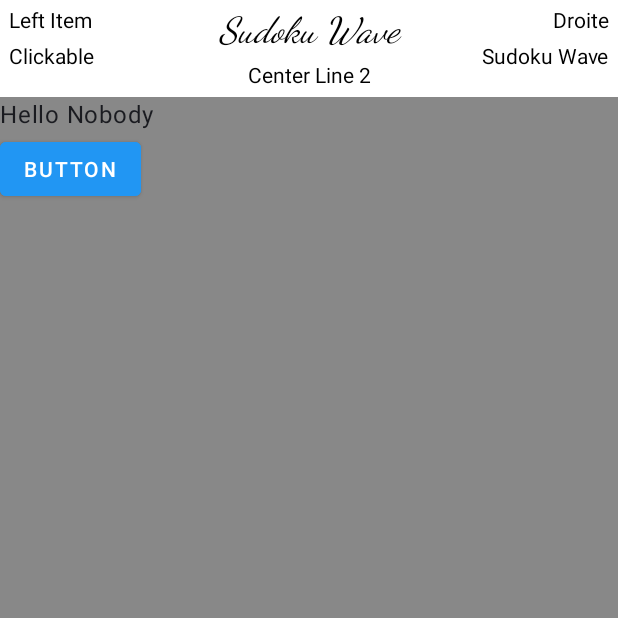
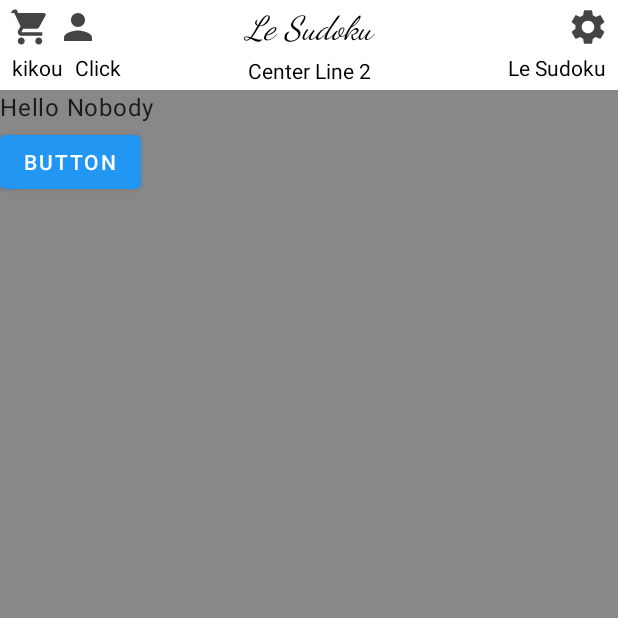
Before and after one commit to TurnEveryStone/SudokuWave, an Android app built with Jetpack Compose: the screen it shows after launch (MainActivity), on a phone screen of 412 x 824 dp, the top half of it. Run offline under Robolectric (Android 15) with nearby library versions, the phone set to English and light mode, and no system bars; 1 statement that could not run was skipped.

Commit message:
Le menu paramétrable pour les fragments commence à prendre forme couci couça !

```diff
--- a/app/src/main/java/com/example/sudokuwave/MainActivity.kt
+++ b/app/src/main/java/com/example/sudokuwave/MainActivity.kt
@@ -15,6 +15,8 @@ import androidx.compose.foundation.layout.Column
 import androidx.compose.foundation.layout.PaddingValues
 import androidx.compose.foundation.layout.fillMaxSize
 import androidx.compose.foundation.layout.padding
+import androidx.compose.material.icons.Icons
+import androidx.compose.material.icons.filled.Contacts
 import androidx.compose.material3.Scaffold
 import androidx.compose.material3.Text
 import androidx.compose.runtime.Composable
@@ -32,17 +34,23 @@ import androidx.compose.ui.viewinterop.AndroidView
 import com.example.sudokuwave.ui.CustomMenu
 import com.example.sudokuwave.ui.MenuContainer
 import com.example.sudokuwave.ui.MenuElement
+import androidx.compose.material.icons.filled.Contacts
+import androidx.compose.material.icons.filled.Home
+import androidx.compose.material.icons.filled.Person
+import androidx.compose.material.icons.filled.Settings
+import androidx.compose.material.icons.filled.ShoppingCart
+
 import com.example.sudokuwave.ui.theme.SudokuWaveTheme
 import viewmodel.SharedViewModel
-
 /***************************************************/
 class MainActivity : AppCompatActivity() {
     data class MenuStyle(
         val backgroundColor: Color = Color.White,
         val textColor: Color = Color.Black,
-        val padding: PaddingValues = PaddingValues(4.dp)
+        val padding: PaddingValues = PaddingValues(2.dp)
         //,  val fontFamily: FontFamily
     )
+
     /***/
 
     data class MenuConfig(
@@ -52,8 +60,9 @@ class MainActivity : AppCompatActivity() {
         val rightContent: MenuContainer = MenuContainer.RowContainer(emptyList())
     )
 
-    var nomApp : String = "Sudoku Wave"
+    var nomApp: String = "Le Sudoku"
     var userNumber: String = "Nobody"
+
     /***/
     /*
    val context = LocalContext.current
@@ -67,17 +76,48 @@ class MainActivity : AppCompatActivity() {
         ),
         leftContent = MenuContainer.ColumnContainer(
             listOf(
-                MenuContainer.SingleItem(MenuElement.TextItem("Left Item", isClickable = true)),
-                MenuContainer.SingleItem(MenuElement.TextItem("Clickable", isClickable = true))
+                MenuContainer.RowContainer(
+                    listOf(
+                       // MenuContainer.SingleItem(MenuElement.TextItem(nomApp)),
+                       // MenuContainer.SingleItem(MenuElement.IconItem(Icons.Default.Contacts, "Home", isClickable = true)),
+                        MenuContainer.SingleItem(MenuElement.IconItem(Icons.Default.ShoppingCart, color = Color.DarkGray ,"Home", isClickable = true)),
+                        MenuContainer.SingleItem(MenuElement.IconItem(Icons.Default.Person, color = Color.DarkGray ,"Person", isClickable = true)),
+                  //      MenuContainer.SingleItem(MenuElement.ImageItem(R.drawable.ic_flag_ar, "Custom SVG"))
+
+                        )
+
+                ),
+                MenuContainer.RowContainer(
+                    listOf(
+                        MenuContainer.SingleItem(
+                            MenuElement.TextItem(
+                                "kikou",
+                                isClickable = true
+                            )
+                        ),
+                        MenuContainer.SingleItem(
+                            MenuElement.TextItem(
+                                "Click",
+                                isClickable = true
+                            )
+                        )
+                    )
+
+                )
             )
         ),
         centerContent = MenuContainer.ColumnContainer(
             listOf(
-                MenuContainer.SingleItem(MenuElement.TextItem(nomApp,
+                MenuContainer.SingleItem(
+                    MenuElement.TextItem(
+                        nomApp,
                         style = TextStyle(
                             fontFamily = FontFamily.Cursive,
                             fontStyle = FontStyle.Italic,
-                        fontSize = 24.sp))),
+                            fontSize = 22.sp
+                        )
+                    )
+                ),
                 MenuContainer.SingleItem(MenuElement.TextItem("Center Line 2"))
             )
         ),
@@ -85,7 +125,7 @@ class MainActivity : AppCompatActivity() {
             listOf(
                 // MenuContainer.SingleItem(MenuElement.IconItem(Icons.Default.Home, "Home")),
                 //MenuContainer.SingleItem(MenuElement.ButtonItem("Click Me") { println("Button clicked!") }),
-                MenuContainer.SingleItem(MenuElement.TextItem("Droite", isClickable = true)),
+                MenuContainer.SingleItem(MenuElement.IconItem(Icons.Default.Settings, color = Color.DarkGray ,"Home", isClickable = true)),
                 MenuContainer.SingleItem(MenuElement.TextItem(nomApp))
             )
         )
@@ -99,13 +139,16 @@ class MainActivity : AppCompatActivity() {
         enableEdgeToEdge()
         setContent {
             SudokuWaveTheme {
-                Scaffold(modifier = Modifier.fillMaxSize()
+                Scaffold(
+                    modifier = Modifier.fillMaxSize()
                 ) { innerPadding ->
 
-                    Column(modifier = Modifier
+                    Column(
+                        modifier = Modifier
                             .fillMaxSize()
                             .background(color = Color.Gray)
-                        .padding(innerPadding))
+                            .padding(innerPadding)
+                    )
                     {
                         // Afficher le menu en haut du contenu
                         val context = LocalContext.current
@@ -124,6 +167,7 @@ class MainActivity : AppCompatActivity() {
             }
         }
     }
+
     /***************************************************/
     @Composable
     fun FragmentContainerComposable() {
@@ -143,20 +187,27 @@ class MainActivity : AppCompatActivity() {
             }
         )
     }
+
     /***************************************************/
     @Composable
     fun ObserveViewModel(sharedViewModel: SharedViewModel) {
         val value = sharedViewModel.stateFlowVariable.collectAsState().value
         Text(text = "La variable StateFlow a changé : $value")
     }
+
     /***************************************************/
-    private fun handleMenuClick(element: MenuElement, context:Context) {
+    private fun handleMenuClick(element: MenuElement, context: Context) {
         when (element) {
             is MenuElement.TextItem -> {
                 Log.d("Menu Click", "Text clicked: ${element.text}")
-                Toast.makeText(context, "Clicked on: $element", Toast.LENGTH_LONG).show()
+                Toast.makeText(context, ">: $element", Toast.LENGTH_LONG).show()
             }
-            is MenuElement.IconItem -> Log.d("Menu Click", "Icon clicked: ${element.contentDescription}")
+
+            is MenuElement.IconItem -> Log.d(
+                "Menu Click",
+                "Icon clicked: ${element.contentDescription}"
+            )
+
             is MenuElement.ButtonItem -> element.onClick.invoke()
             else -> Log.d("Menu Click", "Unknown element clicked")
         }
--- a/app/src/main/java/com/example/sudokuwave/ui/CustomMenu.kt
+++ b/app/src/main/java/com/example/sudokuwave/ui/CustomMenu.kt
@@ -5,11 +5,13 @@ import androidx.compose.foundation.background
 import androidx.compose.foundation.clickable
 import androidx.compose.foundation.layout.*
 import androidx.compose.foundation.layout.Arrangement
+import androidx.compose.foundation.shape.CircleShape
 import androidx.compose.material3.*
 import androidx.compose.runtime.Composable
 import androidx.compose.ui.Alignment
 import androidx.compose.ui.Modifier
 import androidx.compose.ui.graphics.Color
+import androidx.compose.ui.graphics.RectangleShape
 import androidx.compose.ui.res.painterResource
 import androidx.compose.ui.unit.dp
 import com.example.sudokuwave.MainActivity.MenuConfig
@@ -24,7 +26,8 @@ fun CustomMenu(
         modifier = Modifier
             .fillMaxWidth()
             .background(config.style.backgroundColor)
-            .padding(config.style.padding)
+            .padding(4.dp,2.dp,4.dp,0.dp)
+        //    .padding(config.style.padding)
     ) {
         // Section Gauche
         Row(
@@ -76,7 +79,6 @@ fun CustomMenu(
 }
 
 
-
 @Composable
 fun MenuElementComposable(element: MenuElement, onClick: (MenuElement) -> Unit, textColor: Color) {
     when (element) {
@@ -92,12 +94,24 @@ fun MenuElementComposable(element: MenuElement, onClick: (MenuElement) -> Unit,
         }
 
         is MenuElement.IconItem -> {
-            IconButton(onClick = { if (element.isClickable) onClick(element) }) {
+            Box(
+                modifier = Modifier
+                    .size(32.dp) // Taille du conteneur alignée aux autres éléments
+                    .background(Color.Transparent,
+                        shape = CircleShape) // Permet de visualiser l'espace utilisé
+                    ,
+                contentAlignment = Alignment.Center // Centre l'icône dans la Box
+            ) {
+                IconButton(
+                   // modifier = Modifier.padding(0.dp),
+                    onClick = { if (element.isClickable) onClick(element) }) {
                     Icon(
+                        modifier = Modifier.size(28.dp),
                         imageVector = element.icon,
                         contentDescription = element.contentDescription,
-                    tint = textColor
+                        tint = element.color
                     )
+                }
             }
         }
 
@@ -106,7 +120,8 @@ fun MenuElementComposable(element: MenuElement, onClick: (MenuElement) -> Unit,
                 painter = painterResource(id = element.imageRes),
                 contentDescription = element.contentDescription,
                 modifier = Modifier
-                    .size(24.dp)
+                    .size(36.dp)
+                    .padding(4.dp)
                     .clickable(enabled = element.isClickable) { onClick(element) }
             )
         }
@@ -128,46 +143,13 @@ fun MenuElementComposable(element: MenuElement, onClick: (MenuElement) -> Unit,
     }
 }
 
-@Composable
-fun BuildMenuContainer2(
-    container: MenuContainer,
-    onElementClick: (MenuElement) -> Unit,
-    textColor: Color
-) {
-    when (container) {
-        is MenuContainer.SingleItem -> {
-            MenuElementComposable(container.element, onElementClick, textColor)
-        }
-
-        is MenuContainer.RowContainer -> {
-            Row(modifier = Modifier.background(Color.Red),)
-            {
-                container.children.forEach { child ->
-                    BuildMenuContainer(child, onElementClick, textColor)
-                }
-            }
-        }
-
-        is MenuContainer.ColumnContainer -> {
-            Column(modifier = Modifier.background(Color.Yellow),
-                verticalArrangement = Arrangement.spacedBy(8.dp),
-
-
-            ) {
-                container.children.forEach { child ->
-                    BuildMenuContainer(child, onElementClick, textColor)
-                }
-            }
-        }
-    }
-}
 /*********************************************************/
 @Composable
 fun BuildMenuContainer(
     container: MenuContainer,
     onElementClick: (MenuElement) -> Unit,
     textColor: Color,
-    parentAlignment: Alignment.Horizontal = Alignment.CenterHorizontally // Alignement hérité
+    parentAlignment: Alignment.Horizontal // Alignement hérité
 ) {
     when (container) {
         is MenuContainer.ColumnContainer -> {
@@ -181,18 +163,29 @@ fun BuildMenuContainer(
                 }
             }
         }
+
         is MenuContainer.RowContainer -> {
             Row(
                 modifier = Modifier.fillMaxWidth(),
-                horizontalArrangement = Arrangement.Center
+                horizontalArrangement = alignmentToArrangement(parentAlignment)
             ) {
                 container.children.forEach { child ->
-                    BuildMenuContainer(child, onElementClick, textColor)
+                    BuildMenuContainer(child, onElementClick, textColor, parentAlignment)
                 }
             }
         }
+
         is MenuContainer.SingleItem -> {
             MenuElementComposable(container.element, onElementClick, textColor)
         }
     }
 }
+
+fun alignmentToArrangement(alignment: Alignment.Horizontal): Arrangement.Horizontal {
+    return when (alignment) {
+        Alignment.Start -> Arrangement.Start
+        Alignment.CenterHorizontally -> Arrangement.Center
+        Alignment.End -> Arrangement.End
+        else -> Arrangement.Start // Défaut au cas improbable
+    }
+}
--- a/app/src/main/java/com/example/sudokuwave/ui/MenuElement.kt
+++ b/app/src/main/java/com/example/sudokuwave/ui/MenuElement.kt
@@ -19,6 +19,7 @@ sealed class MenuElement {
 
     data class IconItem(
         val icon: ImageVector,
+        val color: Color,
         val contentDescription: String?,
         val isClickable: Boolean = false
     ) : MenuElement()
```
Lines whose indentation alone changed are shown as unchanged.
